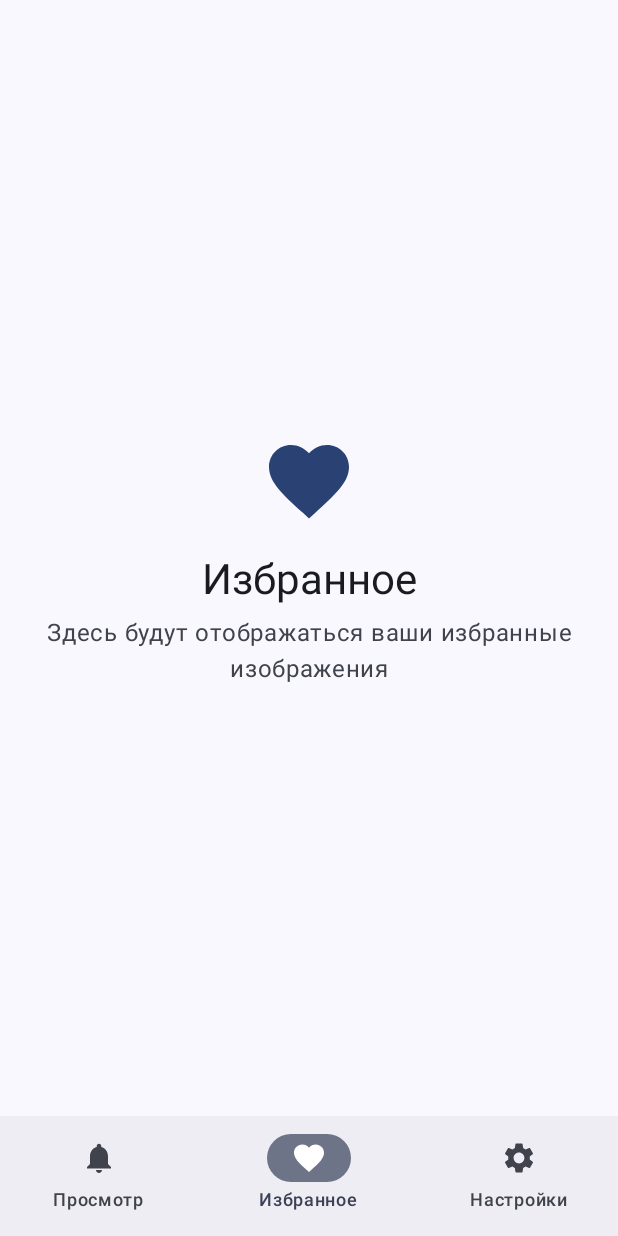
After one commit to Evgen1994-McD/PlanetsNASA, an Android app built with Jetpack Compose: the FavoritesScreen screen opened through its navigation route, on a phone screen of 412 x 824 dp. The commit adds this screen. Run offline under Robolectric (Android 15) with nearby library versions, the phone set to English and light mode, and no system bars; our stand-ins replace Room's generated code, paging; pictures from the network do not load.

Commit message:
Добавлено Botoom Navigation menu ( пустое )

```diff
--- a/app/src/main/java/com/example/planets/MainActivity.kt
+++ b/app/src/main/java/com/example/planets/MainActivity.kt
@@ -5,12 +5,17 @@ import androidx.activity.ComponentActivity
 import androidx.activity.compose.setContent
 import androidx.activity.enableEdgeToEdge
 import androidx.compose.foundation.layout.fillMaxSize
+import androidx.compose.foundation.layout.padding
 import androidx.compose.material3.MaterialTheme
+import androidx.compose.material3.Scaffold
 import androidx.compose.material3.Surface
+import androidx.compose.runtime.Composable
 import androidx.compose.ui.Modifier
 import androidx.lifecycle.viewmodel.compose.viewModel
 import androidx.compose.ui.platform.LocalContext
+import androidx.navigation.compose.rememberNavController
 import com.example.planets.navigation.ApodNavigation
+import com.example.planets.ui.components.BottomNavigationBar
 import com.example.planets.ui.theme.PlanetsTheme
 import com.example.planets.ui.viewmodel.ApodViewModel
 
@@ -24,16 +29,32 @@ class MainActivity : ComponentActivity() {
                     modifier = Modifier.fillMaxSize(),
                     color = MaterialTheme.colorScheme.background
                 ) {
+                    MainScreen()
+                }
+            }
+        }
+    }
+}
+
+@Composable
+fun MainScreen() {
     val context = LocalContext.current
+    val navController = rememberNavController()
     val viewModel: ApodViewModel = viewModel(
         key = "apod_viewmodel"
     ) {
         ApodViewModel(context.applicationContext as android.app.Application)
     }
 
-                           ApodNavigation(viewModel = viewModel)
+    Scaffold(
+        bottomBar = {
+            BottomNavigationBar(navController = navController)
+        }
+    ) { paddingValues ->
+        ApodNavigation(
+            navController = navController,
+            viewModel = viewModel,
+            modifier = Modifier.padding(paddingValues)
+        )
     }
 }
-        }
-    }
-}
--- a/app/src/main/java/com/example/planets/navigation/ApodNavigation.kt
+++ b/app/src/main/java/com/example/planets/navigation/ApodNavigation.kt
@@ -2,6 +2,7 @@ package com.example.planets.navigation
 
 import androidx.compose.runtime.Composable
 import androidx.compose.runtime.collectAsState
+import androidx.compose.ui.Modifier
 import androidx.navigation.NavHostController
 import androidx.navigation.compose.NavHost
 import androidx.navigation.compose.composable
@@ -9,18 +10,23 @@ import androidx.navigation.compose.rememberNavController
 import com.example.planets.data.model.ApodItem
 import com.example.planets.ui.screens.ApodDetailScreen
 import com.example.planets.ui.screens.ApodListScreen
+import com.example.planets.ui.screens.FavoritesScreen
+import com.example.planets.ui.screens.SettingsScreen
 import com.example.planets.ui.viewmodel.ApodViewModel
 
 @Composable
 fun ApodNavigation(
     navController: NavHostController = rememberNavController(),
-    viewModel: ApodViewModel
+    viewModel: ApodViewModel,
+    modifier: Modifier = Modifier
 ) {
     NavHost(
         navController = navController,
-        startDestination = "apod_list"
+        startDestination = "see",
+        modifier = modifier
     ) {
-        composable("apod_list") {
+        // Main screen with APOD list
+        composable("see") {
             ApodListScreen(
                 viewModel = viewModel,
                 onApodClick = { apod ->
@@ -30,6 +36,7 @@ fun ApodNavigation(
             )
         }
 
+        // APOD detail screen
         composable("apod_detail") {
             val uiState = viewModel.uiState.collectAsState()
             val selectedApod = uiState.value.selectedApod
@@ -43,5 +50,15 @@ fun ApodNavigation(
                 )
             }
         }
+
+        // Favorites screen
+        composable("favorites") {
+            FavoritesScreen()
+        }
+
+        // Settings screen
+        composable("settings") {
+            SettingsScreen()
+        }
     }
 }
--- /dev/null
+++ b/app/src/main/java/com/example/planets/ui/components/BottomNavigation.kt
@@ -0,0 +1,72 @@
+package com.example.planets.ui.components
+
+import androidx.compose.material.icons.Icons
+import androidx.compose.material.icons.filled.Favorite
+import androidx.compose.material.icons.filled.Settings
+import androidx.compose.material.icons.filled.Notifications
+import androidx.compose.material3.*
+import androidx.compose.runtime.Composable
+import androidx.compose.runtime.getValue
+import androidx.compose.ui.graphics.vector.ImageVector
+import androidx.navigation.NavController
+import androidx.navigation.compose.currentBackStackEntryAsState
+
+@Composable
+fun BottomNavigationBar(navController: NavController) {
+    val items = listOf(
+        BottomNavItem(
+            route = "see",
+            title = "Просмотр",
+            icon = Icons.Default.Notifications
+        ),
+        BottomNavItem(
+            route = "favorites",
+            title = "Избранное",
+            icon = Icons.Default.Favorite
+        ),
+        BottomNavItem(
+            route = "settings",
+            title = "Настройки",
+            icon = Icons.Default.Settings
+        )
+    )
+
+    val navBackStackEntry by navController.currentBackStackEntryAsState()
+    val currentRoute = navBackStackEntry?.destination?.route
+
+    NavigationBar {
+        items.forEach { item ->
+            NavigationBarItem(
+                icon = {
+                    Icon(
+                        imageVector = item.icon,
+                        contentDescription = item.title
+                    )
+                },
+                label = { Text(item.title) },
+                selected = currentRoute == item.route,
+                onClick = {
+                    navController.navigate(item.route) {
+                        // Pop up to the start destination of the graph to
+                        // avoid building up a large stack of destinations
+                        // on the back stack as users select items
+                        popUpTo(navController.graph.startDestinationId) {
+                            saveState = true
+                        }
+                        // Avoid multiple copies of the same destination when
+                        // reselecting the same item
+                        launchSingleTop = true
+                        // Restore state when reselecting a previously selected item
+                        restoreState = true
+                    }
+                }
+            )
+        }
+    }
+}
+
+data class BottomNavItem(
+    val route: String,
+    val title: String,
+    val icon: ImageVector
+)
--- /dev/null
+++ b/app/src/main/java/com/example/planets/ui/screens/FavoritesScreen.kt
@@ -0,0 +1,46 @@
+package com.example.planets.ui.screens
+
+import androidx.compose.foundation.layout.*
+import androidx.compose.material.icons.Icons
+import androidx.compose.material.icons.filled.Favorite
+import androidx.compose.material3.*
+import androidx.compose.runtime.Composable
+import androidx.compose.ui.Alignment
+import androidx.compose.ui.Modifier
+import androidx.compose.ui.text.style.TextAlign
+import androidx.compose.ui.unit.dp
+
+@Composable
+fun FavoritesScreen() {
+    Column(
+        modifier = Modifier
+            .fillMaxSize()
+            .padding(16.dp),
+        horizontalAlignment = Alignment.CenterHorizontally,
+        verticalArrangement = Arrangement.Center
+    ) {
+        Icon(
+            imageVector = Icons.Default.Favorite,
+            contentDescription = "Favorites",
+            modifier = Modifier.size(64.dp),
+            tint = MaterialTheme.colorScheme.primary
+        )
+
+        Spacer(modifier = Modifier.height(16.dp))
+
+        Text(
+            text = "Избранное",
+            style = MaterialTheme.typography.headlineMedium,
+            textAlign = TextAlign.Center
+        )
+
+        Spacer(modifier = Modifier.height(8.dp))
+
+        Text(
+            text = "Здесь будут отображаться ваши избранные изображения",
+            style = MaterialTheme.typography.bodyLarge,
+            textAlign = TextAlign.Center,
+            color = MaterialTheme.colorScheme.onSurfaceVariant
+        )
+    }
+}
```
Also changed, not shown: app/src/main/java/com/example/planets/ui/screens/SettingsScreen.kt (added, +46 -0 lines). Lines whose indentation alone changed are shown as unchanged.
